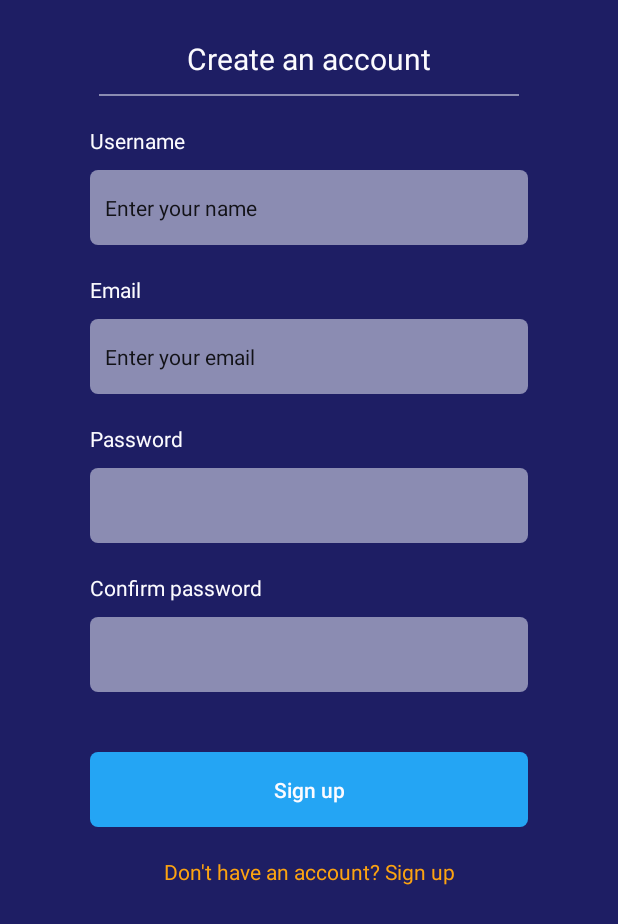
After one commit to benruwel/BadiliPesa, an Android app: the layout activity_create_account.xml on its own in the app's theme, with its tools: preview values and no code run, on a phone screen of 412 x 824 dp. The commit adds this screen. Shown: the top 924 px of the screen. Run offline under Robolectric (Android 15) with nearby library versions, the phone set to English and light mode, and no system bars; Roboto replaces fonts that are not available here.

Commit message:
Add CreatAccount layout and activity class

```diff
--- a/app/src/main/AndroidManifest.xml
+++ b/app/src/main/AndroidManifest.xml
@@ -11,7 +11,8 @@
         android:roundIcon="@mipmap/ic_launcher_round"
         android:supportsRtl="true"
         android:theme="@style/AppTheme">
-        <activity android:name=".ui.LoginActivity"></activity>
+        <activity android:name=".ui.CreateAccountActivity"></activity>
+        <activity android:name=".ui.LoginActivity" />
         <activity
             android:name=".ui.MainActivity"
             android:theme="@style/NoActionBarTheme">
@@ -26,14 +27,14 @@
             android:theme="@style/AppTheme">
             <meta-data
                 android:name="android.support.PARENT_ACTIVITY"
-                android:value="com.moringa.badilipesa.ui.MainActivity"></meta-data>
+                android:value="com.moringa.badilipesa.ui.MainActivity" />
         </activity>
         <activity
             android:name=".ui.ConverterActivity"
             android:theme="@style/AppTheme">
             <meta-data
                 android:name="android.support.PARENT_ACTIVITY"
-                android:value="com.moringa.badilipesa.ui.RelatedCurrenciesListActivity"></meta-data>
+                android:value="com.moringa.badilipesa.ui.RelatedCurrenciesListActivity" />
         </activity>
 
         <meta-data
--- /dev/null
+++ b/app/src/main/java/com/moringa/badilipesa/ui/CreateAccountActivity.java
@@ -0,0 +1,14 @@
+package com.moringa.badilipesa.ui;
+
+import androidx.appcompat.app.AppCompatActivity;
+
+import android.os.Bundle;
+
+public class CreateAccountActivity extends AppCompatActivity {
+
+    @Override
+    protected void onCreate(Bundle savedInstanceState) {
+        super.onCreate(savedInstanceState);
+        setContentView(R.layout.activity_create_account);
+    }
+}
--- /dev/null
+++ b/app/src/main/res/layout/activity_create_account.xml
@@ -0,0 +1,164 @@
+<?xml version="1.0" encoding="utf-8"?>
+<androidx.constraintlayout.widget.ConstraintLayout xmlns:android="http://schemas.android.com/apk/res/android"
+    xmlns:app="http://schemas.android.com/apk/res-auto"
+    xmlns:tools="http://schemas.android.com/tools"
+    android:layout_width="match_parent"
+    android:background="@color/colorPrimaryDark"
+    android:layout_height="match_parent"
+    tools:context=".ui.CreateAccountActivity">
+
+    <LinearLayout
+        android:layout_width="match_parent"
+        android:layout_height="wrap_content"
+        android:gravity="center"
+        android:layout_marginTop="25dp"
+        android:orientation="vertical"
+        app:layout_constraintTop_toTopOf="parent">
+
+        <TextView
+            android:layout_width="wrap_content"
+            android:layout_height="wrap_content"
+            android:text="Create an account"
+            android:textColor="@color/secondaryLight"
+            android:textSize="20sp" />
+
+        <androidx.appcompat.widget.AppCompatImageView
+            android:layout_width="280dp"
+            android:layout_height="1dp"
+            android:layout_marginTop="10dp"
+            android:layout_marginBottom="10dp"
+            android:background="@drawable/single_line"
+            android:src="@drawable/single_line" />
+
+        <androidx.appcompat.widget.LinearLayoutCompat
+            android:layout_width="match_parent"
+            android:layout_height="wrap_content"
+            android:orientation="vertical"
+            android:gravity="center"
+            android:paddingStart="50dp"
+            android:paddingEnd="50dp"
+            app:layout_constraintTop_toBottomOf="@+id/linearLayout4">
+            <LinearLayout
+                android:layout_width="match_parent"
+                android:layout_height="wrap_content"
+                android:padding="10dp"
+                android:orientation="vertical">
+                <TextView
+                    android:layout_width="wrap_content"
+                    android:layout_height="wrap_content"
+                    android:textSize="14sp"
+                    android:layout_marginBottom="10dp"
+                    android:textColor="@color/secondaryLight"
+                    android:text="Username"/>
+
+                <EditText
+                    android:id="@+id/usernameInsertCreateView"
+                    android:layout_width="match_parent"
+                    android:layout_height="50dp"
+                    android:textSize="14sp"
+                    android:background="@drawable/edit_text_background"
+                    android:padding="10dp"
+                    android:text="Enter your name" />
+            </LinearLayout>
+
+            <LinearLayout
+                android:layout_width="match_parent"
+                android:layout_height="wrap_content"
+                android:padding="10dp"
+                android:orientation="vertical">
+                <TextView
+                    android:layout_width="wrap_content"
+                    android:layout_height="wrap_content"
+                    android:textSize="14sp"
+                    android:layout_marginBottom="10dp"
+                    android:textColor="@color/secondaryLight"
+                    android:text="Email"/>
+
+                <EditText
+                    android:id="@+id/emailInsertCreateView"
+                    android:inputType="textEmailAddress"
+                    android:textSize="14sp"
+                    android:layout_width="match_parent"
+                    android:layout_height="50dp"
+                    android:background="@drawable/edit_text_background"
+                    android:padding="10dp"
+                    android:text="Enter your email" />
+            </LinearLayout>
+
+            <LinearLayout
+                android:layout_width="match_parent"
+                android:layout_height="wrap_content"
+                android:padding="10dp"
+                android:orientation="vertical">
+                <TextView
+                    android:layout_width="wrap_content"
+                    android:layout_height="wrap_content"
+                    android:textSize="14sp"
+                    android:layout_marginBottom="10dp"
+                    android:textColor="@color/secondaryLight"
+                    android:text="Password"/>
+
+                <EditText
+                    android:id="@+id/passwordInsertCreateView"
+                    android:inputType="textPassword"
+                    android:textSize="14sp"
+                    android:layout_width="match_parent"
+                    android:layout_height="50dp"
+                    android:background="@drawable/edit_text_background"
+                    android:padding="10dp"/>
+            </LinearLayout>
+
+            <LinearLayout
+                android:layout_width="match_parent"
+                android:layout_height="wrap_content"
+                android:padding="10dp"
+                android:orientation="vertical">
+                <TextView
+                    android:layout_width="wrap_content"
+                    android:layout_height="wrap_content"
+                    android:textSize="14sp"
+                    android:layout_marginBottom="10dp"
+                    android:textColor="@color/secondaryLight"
+                    android:text="Confirm password"/>
+
+                <EditText
+                    android:id="@+id/confirmPassword"
+                    android:inputType="textPassword"
+                    android:textSize="14sp"
+                    android:layout_width="match_parent"
+                    android:layout_height="50dp"
+                    android:background="@drawable/edit_text_background"
+                    android:padding="10dp" />
+            </LinearLayout>
+
+            <LinearLayout
+                android:layout_width="match_parent"
+                android:layout_height="wrap_content"
+                android:padding="10dp"
+                android:orientation="vertical">
+                <Button
+                    android:textAllCaps="false"
+                    android:textSize="14sp"
+                    android:layout_marginTop="20dp"
+                    android:layout_width="match_parent"
+                    android:layout_height="50dp"
+                    android:text="Sign up"
+                    android:padding="10dp"
+                    android:textColor="@color/secondaryLight"
+                    android:background="@drawable/primary_btn_background"/>
+
+                <TextView
+                    android:gravity="center"
+                    android:layout_width="match_parent"
+                    android:layout_height="wrap_content"
+                    android:layout_marginTop="20dp"
+                    android:textColor="@color/colorAccent"
+                    android:textSize="14sp"
+                    android:text="Don't have an account? Sign up"/>
+            </LinearLayout>
+
+        </androidx.appcompat.widget.LinearLayoutCompat>
+
+    </LinearLayout>
+
+</androidx.constraintlayout.widget.ConstraintLayout>
--- a/app/src/main/res/layout/activity_login.xml
+++ b/app/src/main/res/layout/activity_login.xml
@@ -114,16 +114,17 @@
                 android:textSize="14sp"
                 android:layout_marginBottom="10dp"
                 android:textColor="@color/secondaryLight"
-                android:text="Username"/>
+                android:text="Email"/>
 
             <EditText
-                android:id="@+id/usernameInsertView"
+                android:inputType="textEmailAddress"
+                android:id="@+id/emailInsertLoginView"
                 android:layout_width="match_parent"
                 android:layout_height="50dp"
                 android:textSize="14sp"
                 android:background="@drawable/edit_text_background"
                 android:padding="10dp"
-                android:text="Enter your name" />
+                android:text="Enter your email" />
         </LinearLayout>
 
         <LinearLayout
@@ -139,14 +140,15 @@
                 android:textColor="@color/secondaryLight"
                 android:text="Password"/>
 
+
             <EditText
+                android:inputType="textPassword"
                 android:textSize="14sp"
                 android:id="@+id/passwordInsertView"
                 android:layout_width="match_parent"
                 android:layout_height="50dp"
                 android:background="@drawable/edit_text_background"
-                android:padding="10dp"
-                android:text="Enter your password" />
+                android:padding="10dp"/>
         </LinearLayout>
 
         <LinearLayout
@@ -160,7 +162,7 @@
                 android:layout_marginTop="20dp"
                 android:layout_width="match_parent"
                 android:layout_height="50dp"
-                android:text="Enter your name"
+                android:text="Log in"
                 android:padding="10dp"
                 android:textColor="@color/secondaryLight"
                 android:background="@drawable/primary_btn_background"/>
```
